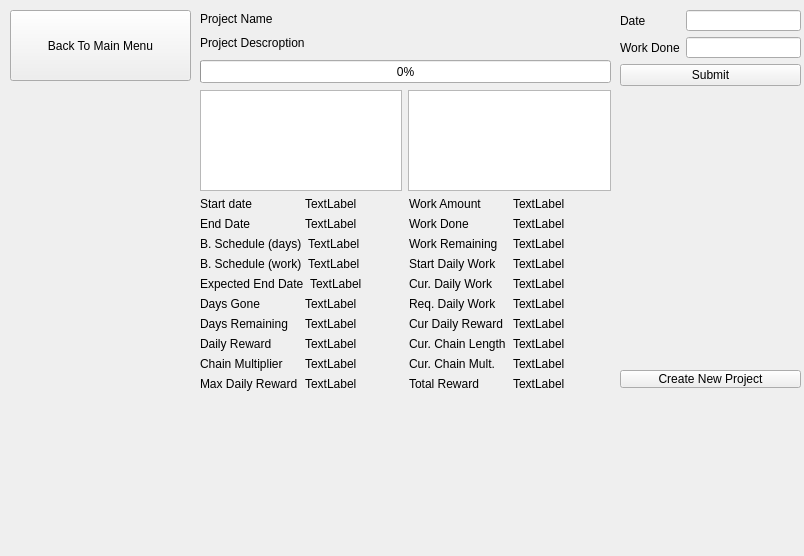
Qt form Projects/projectswindow.ui (polub333/ProjectsManager) before a commit.
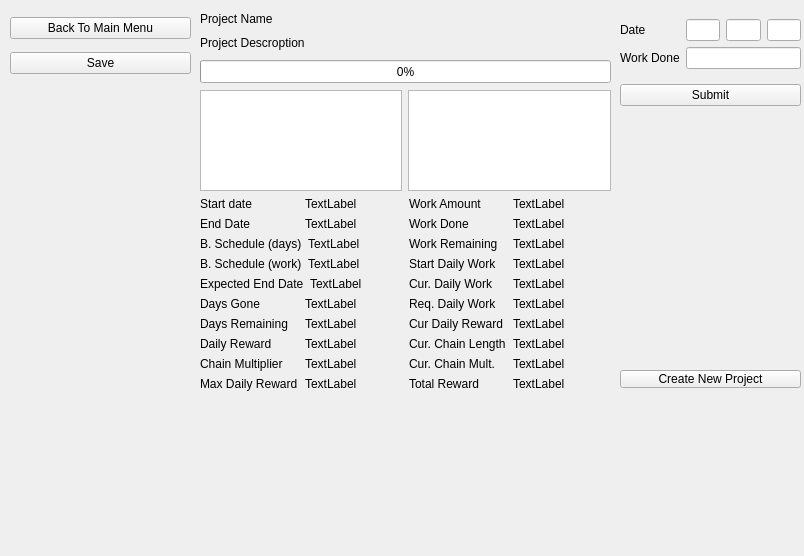
The same form after that commit.

Commit message: Major changes. Working entries submit window. Now you can save and load data (projects and entries) from files. Some other minor changes.

The edit to the form file:
```diff
--- a/Projects/projectswindow.ui
+++ b/Projects/projectswindow.ui
@@ -424,7 +424,7 @@
      <x>620</x>
      <y>10</y>
      <width>181</width>
-     <height>76</height>
+     <height>106</height>
     </rect>
    </property>
    <layout class="QVBoxLayout" name="entryLayout">
@@ -451,10 +451,24 @@
       <item>
        <layout class="QVBoxLayout" name="verticalLayout_5">
         <item>
-         <widget class="QLineEdit" name="dateLineEdit"/>
+         <layout class="QHBoxLayout" name="horizontalLayout_24">
+          <item>
+           <widget class="QLineEdit" name="dateDayLineEdit"/>
+          </item>
+          <item>
+           <widget class="QLineEdit" name="dateMonthLineEdit"/>
+          </item>
+          <item>
+           <widget class="QLineEdit" name="dateYearLineEdit"/>
+          </item>
+         </layout>
         </item>
         <item>
-         <widget class="QLineEdit" name="workDoneLineEdit"/>
+         <layout class="QHBoxLayout" name="horizontalLayout_25">
+          <item>
+           <widget class="QLineEdit" name="workDoneLineEdit"/>
+          </item>
+         </layout>
         </item>
        </layout>
       </item>
@@ -532,7 +546,7 @@
     <string>Create New Project</string>
    </property>
   </widget>
-  <widget class="QPushButton" name="mainMenuButton">
+  <widget class="QWidget" name="verticalLayoutWidget_4">
    <property name="geometry">
     <rect>
      <x>10</x>
@@ -541,9 +555,22 @@
      <height>71</height>
     </rect>
    </property>
-   <property name="text">
-    <string>Back To Main Menu</string>
-   </property>
+   <layout class="QVBoxLayout" name="verticalLayout_6">
+    <item>
+     <widget class="QPushButton" name="mainMenuButton">
+      <property name="text">
+       <string>Back To Main Menu</string>
+      </property>
+     </widget>
+    </item>
+    <item>
+     <widget class="QPushButton" name="saveButton">
+      <property name="text">
+       <string>Save</string>
+      </property>
+     </widget>
+    </item>
+   </layout>
   </widget>
  </widget>
  <resources/>
```
The commit also changes 3 other files.
